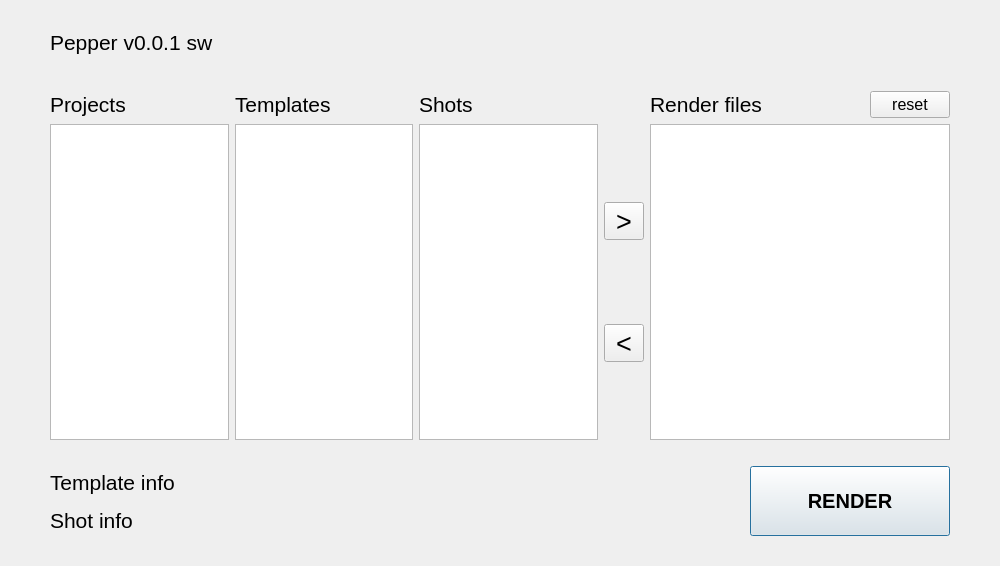
Old version of the form python/BlackPepper/ui/ui_sw/main.ui in the repository NetflixVFX-Ac/BlackPepper.
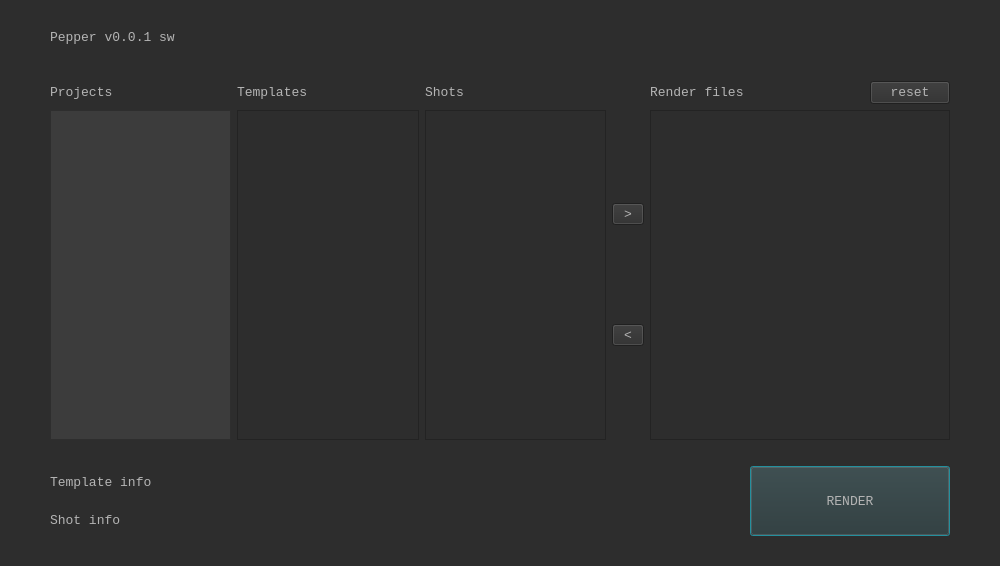
New version of the form.

```diff
--- a/python/BlackPepper/ui/ui_sw/main.ui
+++ b/python/BlackPepper/ui/ui_sw/main.ui
@@ -13,6 +13,13 @@
   <property name="windowTitle">
    <string>Dialog</string>
   </property>
+  <property name="styleSheet">
+   <string notr="true">background-color: rgb(45, 45, 45);
+selection-background-color: rgb(45, 180, 198);
+font: 10pt&quot;Courier New&quot;;
+color: rgb(180, 180, 180);
+</string>
+  </property>
   <layout class="QGridLayout" name="gridLayout_2">
    <property name="leftMargin">
     <number>50</number>
@@ -34,7 +41,11 @@
         <widget class="QLabel" name="template_info">
          <property name="font">
           <font>
-           <pointsize>16</pointsize>
+           <family>Courier New</family>
+           <pointsize>10</pointsize>
+           <weight>50</weight>
+           <italic>false</italic>
+           <bold>false</bold>
           </font>
          </property>
          <property name="text">
@@ -46,7 +57,11 @@
         <widget class="QLabel" name="shot_info">
          <property name="font">
           <font>
-           <pointsize>16</pointsize>
+           <family>Courier New</family>
+           <pointsize>10</pointsize>
+           <weight>50</weight>
+           <italic>false</italic>
+           <bold>false</bold>
           </font>
          </property>
          <property name="text">
@@ -88,9 +103,11 @@
        </property>
        <property name="font">
         <font>
-         <pointsize>15</pointsize>
-         <weight>75</weight>
-         <bold>true</bold>
+         <family>Courier New</family>
+         <pointsize>10</pointsize>
+         <weight>50</weight>
+         <italic>false</italic>
+         <bold>false</bold>
         </font>
        </property>
        <property name="text">
@@ -122,7 +139,11 @@
       <widget class="QLabel" name="label_3">
        <property name="font">
         <font>
-         <pointsize>16</pointsize>
+         <family>Courier New</family>
+         <pointsize>10</pointsize>
+         <weight>50</weight>
+         <italic>false</italic>
+         <bold>false</bold>
         </font>
        </property>
        <property name="text">
@@ -154,8 +175,10 @@
            </property>
            <property name="font">
             <font>
-             <pointsize>20</pointsize>
+             <family>Courier New</family>
+             <pointsize>10</pointsize>
              <weight>50</weight>
+             <italic>false</italic>
              <bold>false</bold>
             </font>
            </property>
@@ -168,8 +191,10 @@
           <widget class="QToolButton" name="del_btn">
            <property name="font">
             <font>
-             <pointsize>20</pointsize>
+             <family>Courier New</family>
+             <pointsize>10</pointsize>
              <weight>50</weight>
+             <italic>false</italic>
              <bold>false</bold>
             </font>
            </property>
@@ -184,7 +209,11 @@
         <widget class="QLabel" name="label_4">
          <property name="font">
           <font>
-           <pointsize>16</pointsize>
+           <family>Courier New</family>
+           <pointsize>10</pointsize>
+           <weight>50</weight>
+           <italic>false</italic>
+           <bold>false</bold>
           </font>
          </property>
          <property name="text">
@@ -234,7 +263,11 @@
         <widget class="QLabel" name="label_2">
          <property name="font">
           <font>
-           <pointsize>16</pointsize>
+           <family>Courier New</family>
+           <pointsize>10</pointsize>
+           <weight>50</weight>
+           <italic>false</italic>
+           <bold>false</bold>
           </font>
          </property>
          <property name="text">
@@ -246,7 +279,11 @@
         <widget class="QLabel" name="label">
          <property name="font">
           <font>
-           <pointsize>16</pointsize>
+           <family>Courier New</family>
+           <pointsize>10</pointsize>
+           <weight>50</weight>
+           <italic>false</italic>
+           <bold>false</bold>
           </font>
          </property>
          <property name="text">
@@ -256,6 +293,12 @@
        </item>
        <item row="2" column="0">
         <widget class="QListView" name="lv_proj">
+         <property name="styleSheet">
+          <string notr="true">background-color: rgb(60, 60, 60);
+
+
+</string>
+         </property>
          <property name="alternatingRowColors">
           <bool>true</bool>
          </property>
@@ -267,7 +310,11 @@
           <widget class="QLabel" name="label_5">
            <property name="font">
             <font>
-             <pointsize>16</pointsize>
+             <family>Courier New</family>
+             <pointsize>10</pointsize>
+             <weight>50</weight>
+             <italic>false</italic>
+             <bold>false</bold>
             </font>
            </property>
            <property name="text">
@@ -291,8 +338,10 @@
            </property>
            <property name="font">
             <font>
-             <pointsize>12</pointsize>
+             <family>Courier New</family>
+             <pointsize>10</pointsize>
              <weight>50</weight>
+             <italic>false</italic>
              <bold>false</bold>
             </font>
            </property>
```
